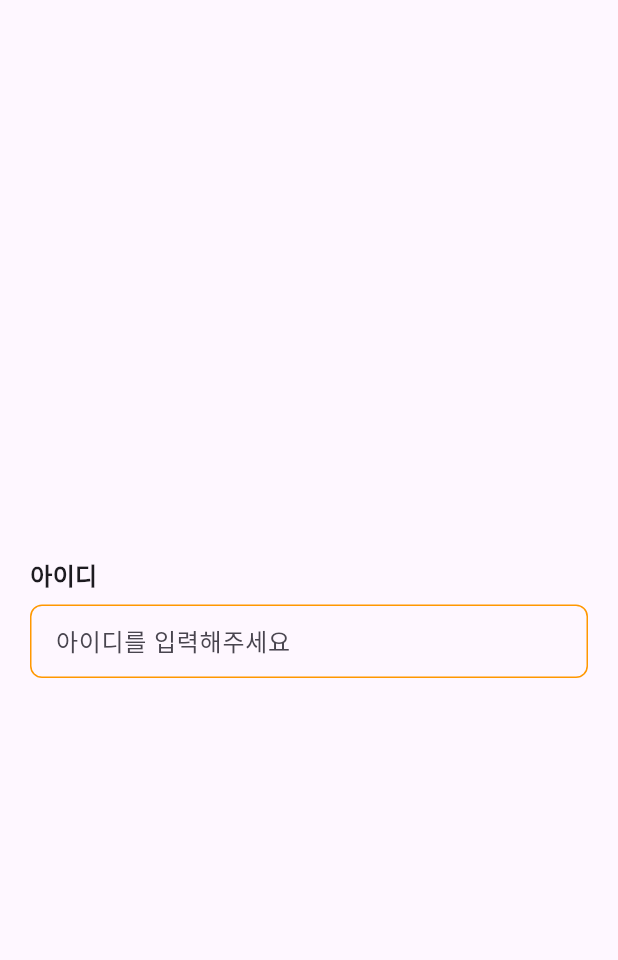
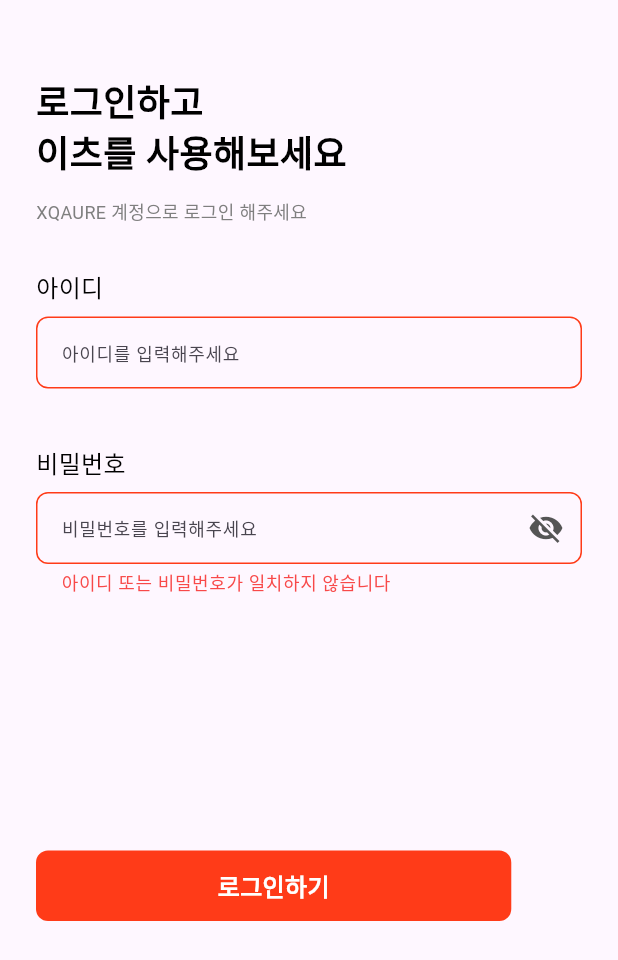
Before and after one commit to chltmddn29/eeats, a Flutter app: the screen it shows after launch, on a phone screen of 412 x 824 dp. Shown: the top 960 px of the screen. Run offline on Flutter 3.47's test engine with Material 3 defaults, Android fonts, the phone set to English and light mode, and no system bars; Roboto replaces fonts that are missing (Pretendard); project files that could hold a hidden picture were left out.

Commit message:
login page
로그인 페이지 거의 완성

```diff
--- /dev/null
+++ b/lib/common/view/login.dart
@@ -0,0 +1,42 @@
+import 'package:eeats/common/default_layout/default_layout.dart';
+import 'package:eeats/component/login_button.dart';
+import 'package:flutter/material.dart' hide TextField;
+import 'package:eeats/component/font.dart';
+import 'package:eeats/component/text_field.dart';
+
+class Login extends StatelessWidget {
+  final bool obscureText;
+  const Login({super.key,
+   this.obscureText=false});
+  @override
+  Widget build(BuildContext context) {
+    return Scaffold(
+    resizeToAvoidBottomInset: false,
+      body: Padding(
+        padding: const EdgeInsets.only(left: 24,top: 50,right: 24),
+        child: GestureDetector(
+          onTap: () {
+            FocusScope.of(context).unfocus();
+          },
+          child : SingleChildScrollView(
+            keyboardDismissBehavior: ScrollViewKeyboardDismissBehavior.onDrag,
+            child: Column(
+              crossAxisAlignment: CrossAxisAlignment.start,
+              children: [
+                Text('로그인하고\n이츠를 사용해보세요',style: EatTextStyle.title,),
+                SizedBox(height: 12,),
+                Text('XQAURE 계정으로 로그인 해주세요',style: EatTextStyle.caption,),
+                SizedBox(height: 30,),
+                TextField(loginWay: '아이디', icon:Icon(null), hintText: '아이디를 입력해주세요', errorText: '',),
+                SizedBox(height: 18,),
+                TextField(loginWay: '비밀번호', icon: Icon(Icons.visibility_off,color: Color(0xff555555),), hintText: '비밀번호를 입력해주세요', errorText: '아이디 또는 비밀번호가 일치하지 않습니다',),
+                SizedBox(height: 170,),
+                LoginButton(),
+              ],
+            ),
+          ),
+        ),
+      ),
+    );
+  }
+}
--- /dev/null
+++ b/lib/component/font.dart
@@ -0,0 +1,43 @@
+import 'package:flutter/material.dart';
+
+abstract final class EatTextStyle{
+  static TextStyle label = allTextStyle.copyWith(
+    fontSize: 12,
+    fontWeight: FontWeight.w500,
+  );
+  static TextStyle label2 = allTextStyle.copyWith(
+    fontSize: 16,
+    fontWeight: FontWeight.w500,
+  );
+  static TextStyle body = allTextStyle.copyWith(
+    fontSize: 10,
+    fontWeight: FontWeight.w500
+  );
+  static TextStyle body2 = allTextStyle.copyWith(
+    fontSize: 14,
+    fontWeight: FontWeight.w500,
+  );
+  static TextStyle button = allTextStyle.copyWith(
+fontSize: 16,
+    fontWeight: FontWeight.w600,
+    color: Colors.white,
+  );
+  // subtitle
+  static TextStyle subTitle = allTextStyle.copyWith(
+    fontSize: 16,
+    fontWeight: FontWeight.w600,
+  );
+  static TextStyle title = allTextStyle.copyWith(
+    fontSize: 24,
+    fontWeight: FontWeight.w600
+  );
+  static TextStyle caption = allTextStyle.copyWith(
+    fontSize: 12,
+    fontWeight: FontWeight.w400,
+      color: Color(0xff7F7F7F)
+  );
+}
+const TextStyle allTextStyle = TextStyle(
+  color: Colors.black,
+ fontFamily: 'Pretendard',
+);
--- /dev/null
+++ b/lib/component/login_button.dart
@@ -0,0 +1,21 @@
+import 'package:eeats/component/font.dart';
+import 'package:flutter/cupertino.dart';
+import 'package:flutter/material.dart';
+
+class LoginButton extends StatelessWidget {
+  const LoginButton({super.key});
+
+  @override
+  Widget build(BuildContext context) {
+    return Container(
+              decoration: BoxDecoration(
+                color: Color(0xffFF3B18),
+                borderRadius: BorderRadius.circular(8)
+              ),
+              child: Padding(
+                padding: const EdgeInsets.symmetric(vertical: 12,horizontal: 121),
+                child: Text('로그인하기',style: EatTextStyle.button),
+              ),
+            );
+  }
+}
--- a/lib/component/text_field.dart
+++ b/lib/component/text_field.dart
@@ -1,37 +1,51 @@
+import 'package:eeats/component/font.dart';
 import 'package:flutter/material.dart';
 
 class TextField extends StatelessWidget {
-  const TextField({super.key});
-
+  const TextField({super.key,required this.loginWay,required this.icon,required this.hintText, required this.errorText});
+  final String loginWay;
+  final Widget? icon;
+  final String hintText;
+  final String errorText;
   @override
   Widget build(BuildContext context) {
     final baseboder = OutlineInputBorder(
       borderRadius: BorderRadius.circular(8),
       borderSide: BorderSide(
           width: 1,
-        color: Colors.orange
+          color: Color(0xffF3F3F3)
       ),
     );
-    return Scaffold(
-        body: Padding(
-          padding: const EdgeInsets.symmetric(vertical: 20,horizontal: 20),
-          child: Column(
+    final focusboder = OutlineInputBorder(
+      borderRadius: BorderRadius.circular(8),
+      borderSide: BorderSide(
+          width: 1,
+          color: Color(0xffFF9D8C),
+      ),
+    );
+    return
+      Column(
         crossAxisAlignment: CrossAxisAlignment.start,
-            mainAxisAlignment: MainAxisAlignment.center,
               children: [
-              Text('아이디',style: TextStyle(fontSize: 16,fontWeight: FontWeight.bold),),
+                Text(loginWay,
+                  style: EatTextStyle.label2,),
                 SizedBox(height: 8,),
                 TextFormField(
                   decoration: InputDecoration(
-                contentPadding: EdgeInsets.symmetric(vertical: 12,horizontal: 13),
-                  hintText: '아이디를 입력해주세요',
+                      contentPadding: EdgeInsets.symmetric(
+                          vertical: 12, horizontal: 13),
+                      hintText: hintText,
+                      hintStyle: TextStyle(fontSize: 12),
+                    errorText: errorText,errorBorder: OutlineInputBorder(borderSide: BorderSide(color: Color(0xffFF3B18),),borderRadius: BorderRadius.circular(8),),
+                    errorStyle: TextStyle(color: Color(0xffF84949),fontFamily: 'Pretendard',fontWeight: FontWeight.w500,fontSize: 12,),
+                      focusedErrorBorder: OutlineInputBorder(borderSide: BorderSide(color: Color(0xffFF3B18),),borderRadius: BorderRadius.circular(8),),
                       border: baseboder,
+                      focusedBorder: focusboder,
                       enabledBorder: baseboder,
+                      suffixIcon: IconButton(icon: icon!,onPressed: (){},),
                   ),
                 ),
               ],
-          ),
-        ),
       );
   }
 }
--- a/lib/main.dart
+++ b/lib/main.dart
@@ -1,3 +1,7 @@
+import 'package:eeats/common/view/login.dart';
+import 'package:eeats/component/login_button.dart';
+import 'package:eeats/component/review.dart';
+import 'package:eeats/component/small_review.dart';
 import 'package:eeats/component/text_field.dart';
 import 'package:flutter/material.dart' hide TextField;
 
@@ -11,11 +15,14 @@ class MyApp extends StatelessWidget {
   @override
   Widget build(BuildContext context) {
     return MaterialApp(
+        debugShowCheckedModeBanner: false,
       title: 'Flutter Demo',
       theme: ThemeData(
+        textSelectionTheme: TextSelectionThemeData(
+          cursorColor: Color(0xffFF9D8C),
+        )
       ),
-      debugShowCheckedModeBanner: false,
-      home: TextField(),
+      home: Login(),
     );
   }
 }
```
Also changed, not shown: lib/common/default_layout/default_layout.dart (added, +13 -0 lines), lib/component/review.dart (added, +43 -0 lines), lib/component/small_review.dart (added, +29 -0 lines), pubspec.yaml (+21 -0 lines), asset/fonts/Pretendard-Thin.otf (added), 8 other files. Lines whose indentation alone changed are shown as unchanged.
